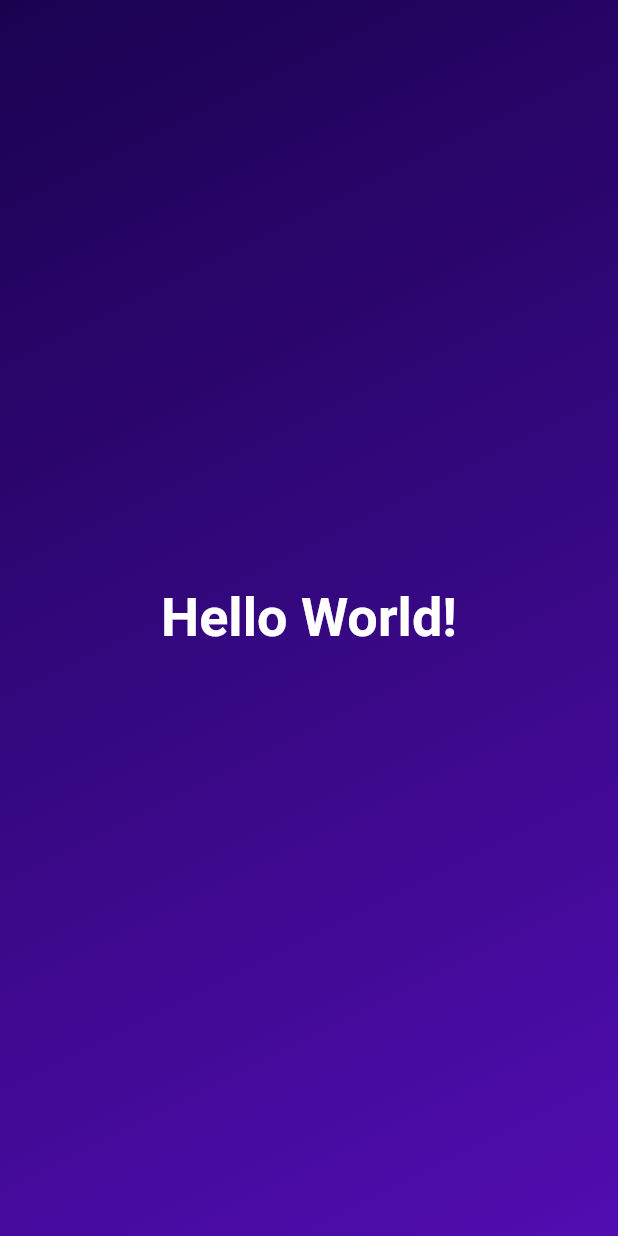
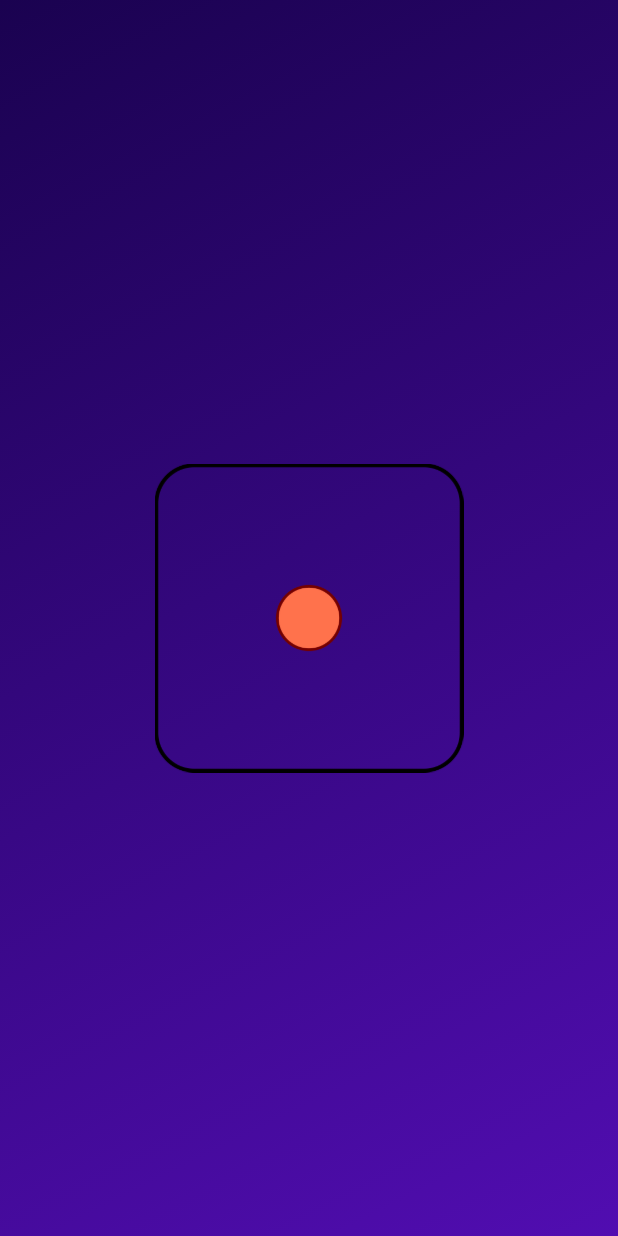
Before and after one commit to ChanderParkash179/FlutterJourney, a Flutter app: the screen it shows after launch, on a phone screen of 412 x 824 dp. Run offline on Flutter 3.47's test engine with Material 2 defaults, Android fonts, the phone set to English and light mode, and no system bars; Roboto replaces fonts that are missing (Times New Roman).

Commit message:
image widgets and functionalities learned

```diff
--- a/lib/widgets/gradient_color.dart
+++ b/lib/widgets/gradient_color.dart
@@ -1,5 +1,4 @@
 import 'package:flutter/material.dart';
-import 'package:flutter_journey/tasks/custom_text_widget_01.dart';
 
 const startAlignment = Alignment.topLeft;
 const endAlignment = Alignment.bottomRight;
@@ -11,6 +10,9 @@ class GradientContainer extends StatelessWidget {
 
   @override
   Widget build(BuildContext context) {
+    var _width = MediaQuery.of(context).size.width;
+    var _height = MediaQuery.of(context).size.height;
+
     return Container(
       decoration: BoxDecoration(
         gradient: LinearGradient(
@@ -19,8 +21,12 @@ class GradientContainer extends StatelessWidget {
           end: endAlignment,
         ),
       ),
-      child: const Center(
-        child: StyledText('Hello World!'),
+      child: Center(
+        child: Image.asset(
+          'assets/images/dice1.png',
+          height: _height * .5,
+          width: _width * .5,
+        ),
       ),
     );
   }
```
Also changed, not shown: pubspec.yaml (+7 -3 lines), assets/images/dice1.png (added), assets/images/dice2.png (added), assets/images/dice3.png (added), assets/images/dice4.png (added), assets/images/dice5.png (added), assets/images/dice6.png (added).
